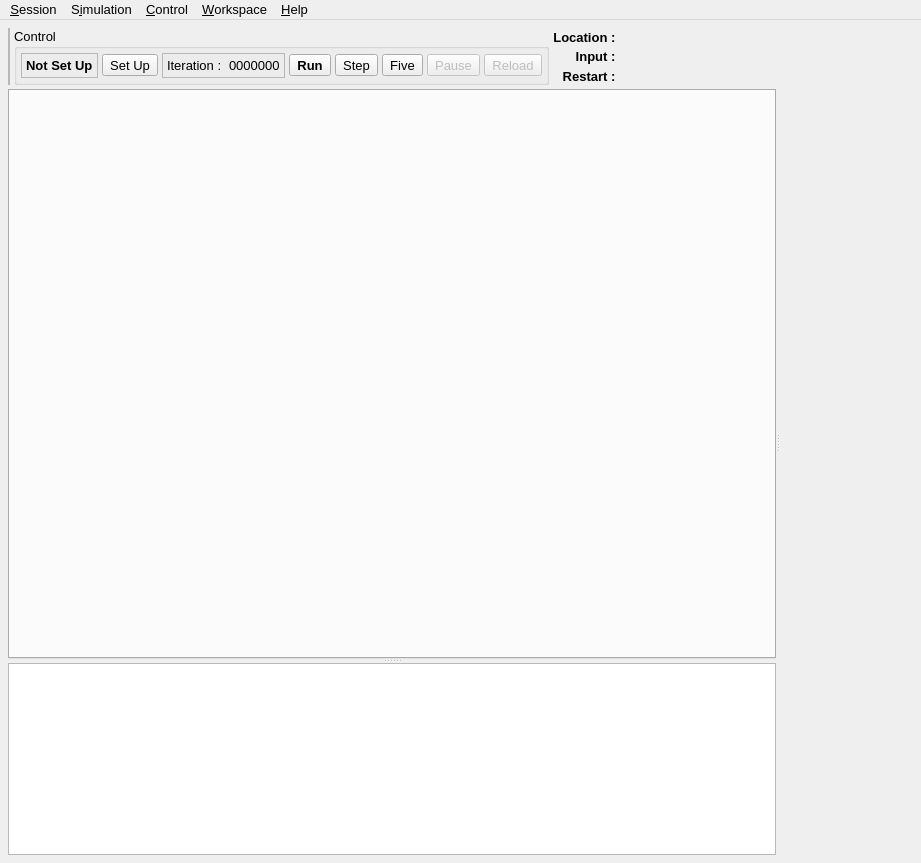
Above: src/gui/gui.ui from disorderedmaterials/dissolve before the change. Below: the same form after it.
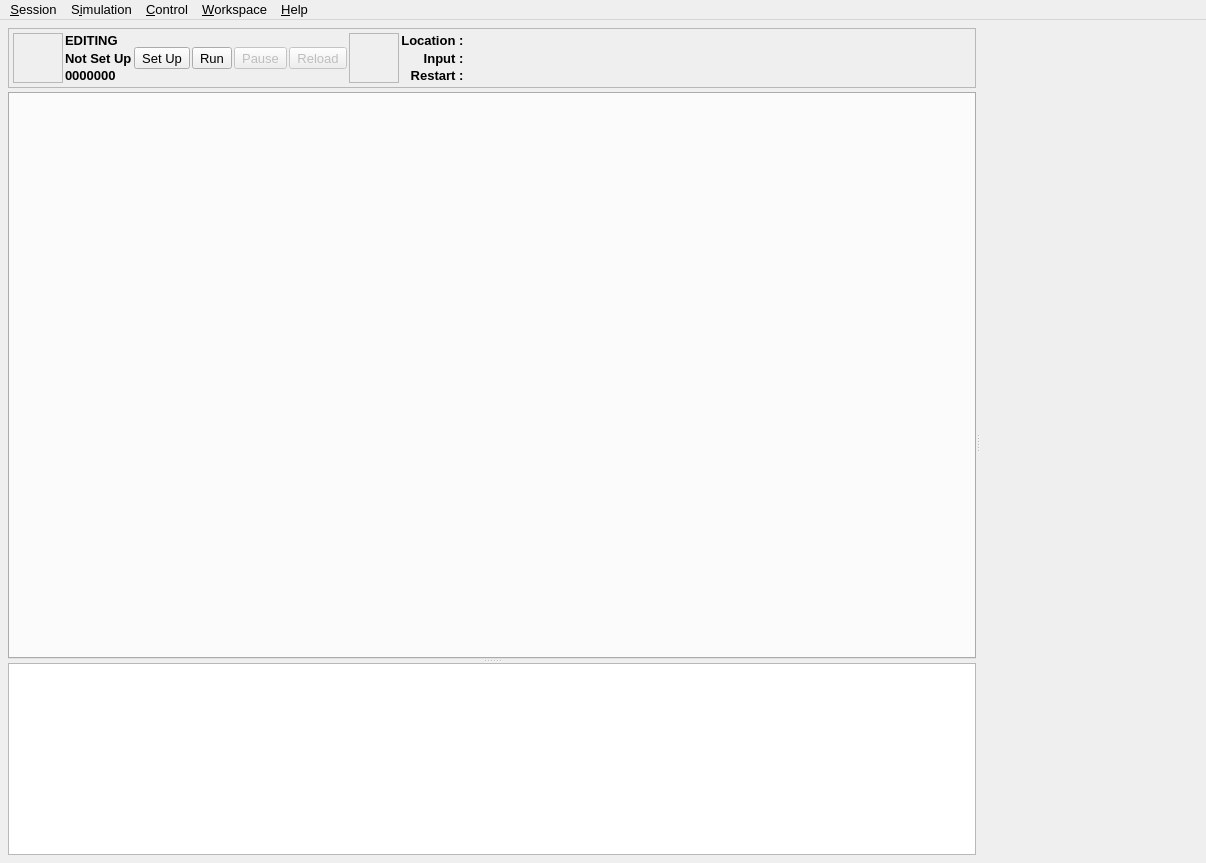
That is the form after the change. The open tabs and pages were chosen to show the change. Icons and pictures are not drawn. Custom widgets are drawn as their Qt base class.

Commit message: Update simulation page GUI controls. Remove setting of random seed from ProcessingTab, and move to QAction in main UI. Rename some functions for clarity.

```diff
--- a/src/gui/gui.ui
+++ b/src/gui/gui.ui
@@ -6,7 +6,7 @@
    <rect>
     <x>0</x>
     <y>0</y>
-    <width>921</width>
+    <width>1206</width>
     <height>863</height>
    </rect>
   </property>
@@ -933,102 +933,210 @@
              <number>4</number>
             </property>
             <item>
-             <layout class="QHBoxLayout" name="ControlsLayout">
-              <property name="spacing">
-               <number>4</number>
+             <widget class="QFrame" name="ControlFrame">
+              <property name="frameShape">
+               <enum>QFrame::StyledPanel</enum>
               </property>
-              <item>
-               <widget class="QFrame" name="frame">
-                <property name="frameShape">
-                 <enum>QFrame::StyledPanel</enum>
-                </property>
-                <property name="frameShadow">
-                 <enum>QFrame::Raised</enum>
-                </property>
-                <layout class="QHBoxLayout" name="horizontalLayout_4">
+              <property name="frameShadow">
+               <enum>QFrame::Raised</enum>
+              </property>
+              <layout class="QHBoxLayout" name="horizontalLayout">
+               <property name="spacing">
+                <number>4</number>
+               </property>
+               <property name="leftMargin">
+                <number>4</number>
+               </property>
+               <property name="topMargin">
+                <number>4</number>
+               </property>
+               <property name="rightMargin">
+                <number>4</number>
+               </property>
+               <property name="bottomMargin">
+                <number>4</number>
+               </property>
+               <item>
+                <layout class="QGridLayout" name="gridLayout">
                  <property name="spacing">
-                  <number>0</number>
+                  <number>2</number>
                  </property>
-                 <property name="leftMargin">
-                  <number>0</number>
-                 </property>
-                 <property name="topMargin">
-                  <number>0</number>
-                 </property>
-                 <property name="rightMargin">
-                  <number>0</number>
-                 </property>
-                 <property name="bottomMargin">
-                  <number>0</number>
-                 </property>
-                </layout>
-               </widget>
-              </item>
-              <item>
-               <widget class="QGroupBox" name="ControlGroup">
-                <property name="sizePolicy">
-                 <sizepolicy hsizetype="Preferred" vsizetype="Minimum">
-                  <horstretch>0</horstretch>
-                  <verstretch>0</verstretch>
-                 </sizepolicy>
-                </property>
-                <property name="title">
-                 <string>Control</string>
-                </property>
-                <layout class="QHBoxLayout" name="horizontalLayout_2">
-                 <property name="spacing">
-                  <number>4</number>
-                 </property>
-                 <property name="leftMargin">
-                  <number>4</number>
-                 </property>
-                 <property name="topMargin">
-                  <number>4</number>
-                 </property>
-                 <property name="rightMargin">
-                  <number>4</number>
-                 </property>
-                 <property name="bottomMargin">
-                  <number>4</number>
-                 </property>
-                 <item>
-                  <widget class="QFrame" name="StatusFrame">
+                 <item row="0" column="7">
+                  <widget class="QLabel" name="label_3">
                    <property name="sizePolicy">
-                    <sizepolicy hsizetype="Preferred" vsizetype="Minimum">
+                    <sizepolicy hsizetype="Minimum" vsizetype="Minimum">
                      <horstretch>0</horstretch>
                      <verstretch>0</verstretch>
                     </sizepolicy>
                    </property>
+                   <property name="font">
+                    <font>
+                     <weight>75</weight>
+                     <bold>true</bold>
+                    </font>
+                   </property>
+                   <property name="text">
+                    <string>Location : </string>
+                   </property>
+                   <property name="alignment">
+                    <set>Qt::AlignRight|Qt::AlignTrailing|Qt::AlignVCenter</set>
+                   </property>
+                  </widget>
+                 </item>
+                 <item row="1" column="7">
+                  <widget class="QLabel" name="label_2">
+                   <property name="sizePolicy">
+                    <sizepolicy hsizetype="Minimum" vsizetype="Minimum">
+                     <horstretch>0</horstretch>
+                     <verstretch>0</verstretch>
+                    </sizepolicy>
+                   </property>
+                   <property name="font">
+                    <font>
+                     <weight>75</weight>
+                     <bold>true</bold>
+                    </font>
+                   </property>
+                   <property name="text">
+                    <string>Input : </string>
+                   </property>
+                   <property name="alignment">
+                    <set>Qt::AlignRight|Qt::AlignTrailing|Qt::AlignVCenter</set>
+                   </property>
+                  </widget>
+                 </item>
+                 <item row="2" column="7">
+                  <widget class="QLabel" name="label_4">
+                   <property name="sizePolicy">
+                    <sizepolicy hsizetype="Minimum" vsizetype="Minimum">
+                     <horstretch>0</horstretch>
+                     <verstretch>0</verstretch>
+                    </sizepolicy>
+                   </property>
+                   <property name="font">
+                    <font>
+                     <weight>75</weight>
+                     <bold>true</bold>
+                    </font>
+                   </property>
+                   <property name="text">
+                    <string>Restart : </string>
+                   </property>
+                   <property name="alignment">
+                    <set>Qt::AlignRight|Qt::AlignTrailing|Qt::AlignVCenter</set>
+                   </property>
+                  </widget>
+                 </item>
+                 <item row="2" column="8">
+                  <widget class="QLabel" name="RestartFileLabel">
+                   <property name="sizePolicy">
+                    <sizepolicy hsizetype="Expanding" vsizetype="Minimum">
+                     <horstretch>0</horstretch>
+                     <verstretch>0</verstretch>
+                    </sizepolicy>
+                   </property>
+                   <property name="font">
+                    <font>
+                     <weight>50</weight>
+                     <bold>false</bold>
+                    </font>
+                   </property>
+                   <property name="text">
+                    <string>&lt;none&gt;</string>
+                   </property>
+                   <property name="alignment">
+                    <set>Qt::AlignLeading|Qt::AlignLeft|Qt::AlignVCenter</set>
+                   </property>
+                  </widget>
+                 </item>
+                 <item row="1" column="8">
+                  <widget class="QLabel" name="InputFileLabel">
+                   <property name="sizePolicy">
+                    <sizepolicy hsizetype="Minimum" vsizetype="Minimum">
+                     <horstretch>0</horstretch>
+                     <verstretch>0</verstretch>
+                    </sizepolicy>
+                   </property>
+                   <property name="font">
+                    <font>
+                     <weight>50</weight>
+                     <bold>false</bold>
+                    </font>
+                   </property>
+                   <property name="text">
+                    <string>&lt;none&gt;</string>
+                   </property>
+                   <property name="alignment">
+                    <set>Qt::AlignLeading|Qt::AlignLeft|Qt::AlignVCenter</set>
+                   </property>
+                  </widget>
+                 </item>
+                 <item row="0" column="8">
+                  <widget class="QLabel" name="LocationLabel">
+                   <property name="sizePolicy">
+                    <sizepolicy hsizetype="Minimum" vsizetype="Minimum">
+                     <horstretch>0</horstretch>
+                     <verstretch>0</verstretch>
+                    </sizepolicy>
+                   </property>
+                   <property name="font">
+                    <font>
+                     <weight>50</weight>
+                     <bold>false</bold>
+                    </font>
+                   </property>
+                   <property name="text">
+                    <string>&lt;none&gt;</string>
+                   </property>
+                   <property name="alignment">
+                    <set>Qt::AlignLeading|Qt::AlignLeft|Qt::AlignVCenter</set>
+                   </property>
+                  </widget>
+                 </item>
+                 <item row="0" column="0" rowspan="3">
+                  <widget class="QFrame" name="StateFrame">
                    <property name="frameShape">
                     <enum>QFrame::StyledPanel</enum>
                    </property>
                    <property name="frameShadow">
                     <enum>QFrame::Sunken</enum>
                    </property>
-                   <layout class="QHBoxLayout" name="horizontalLayout_3" stretch="0">
+                   <layout class="QVBoxLayout" name="verticalLayout_15">
                     <property name="spacing">
-                     <number>4</number>
+                     <number>0</number>
                     </property>
                     <property name="leftMargin">
-                     <number>4</number>
+                     <number>0</number>
                     </property>
                     <property name="topMargin">
-                     <number>4</number>
+                     <number>0</number>
                     </property>
                     <property name="rightMargin">
-                     <number>4</number>
+                     <number>0</number>
                     </property>
                     <property name="bottomMargin">
-                     <number>4</number>
+                     <number>0</number>
                     </property>
                     <item>
-                     <widget class="QLabel" name="SetUpLabel">
+                     <widget class="QLabel" name="SetUpLabel_2">
                       <property name="sizePolicy">
-                       <sizepolicy hsizetype="Fixed" vsizetype="Preferred">
+                       <sizepolicy hsizetype="Fixed" vsizetype="Fixed">
                         <horstretch>0</horstretch>
                         <verstretch>0</verstretch>
                        </sizepolicy>
                       </property>
+                      <property name="minimumSize">
+                       <size>
+                        <width>48</width>
+                        <height>48</height>
+                       </size>
+                      </property>
+                      <property name="maximumSize">
+                       <size>
+                        <width>48</width>
+                        <height>48</height>
+                       </size>
+                      </property>
                       <property name="font">
                        <font>
                         <weight>75</weight>
@@ -1036,96 +1144,20 @@
                        </font>
                       </property>
                       <property name="text">
-                       <string>Not Set Up</string>
+                       <string/>
                       </property>
-                     </widget>
-                    </item>
-                   </layout>
-                  </widget>
-                 </item>
-                 <item>
-                  <widget class="QToolButton" name="ControlSetUpButton">
-                   <property name="sizePolicy">
-                    <sizepolicy hsizetype="Fixed" vsizetype="Fixed">
-                     <horstretch>0</horstretch>
-                     <verstretch>0</verstretch>
-                    </sizepolicy>
-                   </property>
-                   <property name="text">
-                    <string>Set Up</string>
-                   </property>
-                   <property name="icon">
-                    <iconset resource="main.qrc">
-                     <normaloff>:/control/icons/control_setup.svg</normaloff>:/control/icons/control_setup.svg</iconset>
-                   </property>
-                   <property name="iconSize">
-                    <size>
-                     <width>20</width>
-                     <height>20</height>
-                    </size>
-                   </property>
-                   <property name="shortcut">
-                    <string>Ctrl+R</string>
-                   </property>
-                   <property name="toolButtonStyle">
-                    <enum>Qt::ToolButtonTextBesideIcon</enum>
-                   </property>
-                  </widget>
-                 </item>
-                 <item>
-                  <widget class="QFrame" name="IterationFrame">
-                   <property name="sizePolicy">
-                    <sizepolicy hsizetype="Preferred" vsizetype="Minimum">
-                     <horstretch>0</horstretch>
-                     <verstretch>0</verstretch>
-                    </sizepolicy>
-                   </property>
-                   <property name="frameShape">
-                    <enum>QFrame::StyledPanel</enum>
-                   </property>
-                   <property name="frameShadow">
-                    <enum>QFrame::Sunken</enum>
-                   </property>
-                   <layout class="QHBoxLayout" name="horizontalLayout" stretch="0,0">
-                    <property name="spacing">
-                     <number>4</number>
-                    </property>
-                    <property name="leftMargin">
-                     <number>4</number>
-                    </property>
-                    <property name="topMargin">
-                     <number>4</number>
-                    </property>
-                    <property name="rightMargin">
-                     <number>4</number>
-                    </property>
-                    <property name="bottomMargin">
-                     <number>4</number>
-                    </property>
-                    <item>
-                     <widget class="QLabel" name="label">
-                      <property name="sizePolicy">
-                       <sizepolicy hsizetype="Minimum" vsizetype="Preferred">
-                        <horstretch>0</horstretch>
-                        <verstretch>0</verstretch>
-                       </sizepolicy>
+                      <property name="pixmap">
+                       <pixmap resource="main.qrc">:/general/icons/general_edit.svg</pixmap>
                       </property>
-                      <property name="text">
-                       <string>Iteration : </string>
+                      <property name="scaledContents">
+                       <bool>true</bool>
                       </property>
                      </widget>
                     </item>
-                    <item>
-                     <widget class="QLabel" name="IterationNumberLabel">
-                      <property name="text">
-                       <string>0000000</string>
-                      </property>
-                     </widget>
-                    </item>
                    </layout>
                   </widget>
                  </item>
-                 <item>
+                 <item row="0" column="3" rowspan="3">
                   <widget class="QToolButton" name="ControlRunButton">
                    <property name="sizePolicy">
                     <sizepolicy hsizetype="Fixed" vsizetype="Fixed">
@@ -1135,8 +1167,8 @@
                    </property>
                    <property name="font">
                     <font>
-                     <weight>75</weight>
-                     <bold>true</bold>
+                     <weight>50</weight>
+                     <bold>false</bold>
                     </font>
                    </property>
                    <property name="text">
@@ -1156,41 +1188,15 @@
                     <string>Ctrl+R</string>
                    </property>
                    <property name="toolButtonStyle">
-                    <enum>Qt::ToolButtonTextBesideIcon</enum>
+                    <enum>Qt::ToolButtonTextUnderIcon</enum>
                    </property>
                   </widget>
                  </item>
-                 <item>
-                  <widget class="QToolButton" name="ControlStepButton">
-                   <property name="sizePolicy">
-                    <sizepolicy hsizetype="Fixed" vsizetype="Fixed">
-                     <horstretch>0</horstretch>
-                     <verstretch>0</verstretch>
-                    </sizepolicy>
+                 <item row="0" column="5" rowspan="3">
+                  <widget class="QToolButton" name="ControlReloadButton">
+                   <property name="enabled">
+                    <bool>false</bool>
                    </property>
-                   <property name="text">
-                    <string>Step</string>
-                   </property>
-                   <property name="icon">
-                    <iconset resource="main.qrc">
-                     <normaloff>:/control/icons/control_play.svg</normaloff>:/control/icons/control_play.svg</iconset>
-                   </property>
-                   <property name="iconSize">
-                    <size>
-                     <width>20</width>
-                     <height>20</height>
-                    </size>
-                   </property>
-                   <property name="shortcut">
-                    <string>Ctrl+1</string>
-                   </property>
-                   <property name="toolButtonStyle">
-                    <enum>Qt::ToolButtonTextBesideIcon</enum>
-                   </property>
-                  </widget>
-                 </item>
-                 <item>
-                  <widget class="QToolButton" name="ControlStepFiveButton">
                    <property name="sizePolicy">
                     <sizepolicy hsizetype="Fixed" vsizetype="Fixed">
                      <horstretch>0</horstretch>
@@ -1198,7 +1204,7 @@
                     </sizepolicy>
                    </property>
                    <property name="text">
-                    <string>Five</string>
+                    <string>Reload</string>
                    </property>
                    <property name="icon">
                     <iconset resource="main.qrc">
@@ -1214,11 +1220,11 @@
                     <string>Ctrl+5</string>
                    </property>
                    <property name="toolButtonStyle">
-                    <enum>Qt::ToolButtonTextBesideIcon</enum>
+                    <enum>Qt::ToolButtonTextUnderIcon</enum>
                    </property>
                   </widget>
                  </item>
-                 <item>
+                 <item row="0" column="4" rowspan="3">
                   <widget class="QToolButton" name="ControlPauseButton">
                    <property name="enabled">
                     <bool>false</bool>
@@ -1249,15 +1255,31 @@
                     <string>Esc</string>
                    </property>
                    <property name="toolButtonStyle">
-                    <enum>Qt::ToolButtonTextBesideIcon</enum>
+                    <enum>Qt::ToolButtonTextUnderIcon</enum>
                    </property>
                   </widget>
                  </item>
-                 <item>
-                  <widget class="QToolButton" name="ControlReloadButton">
-                   <property name="enabled">
-                    <bool>false</bool>
+                 <item row="0" column="1">
+                  <widget class="QLabel" name="label_5">
+                   <property name="sizePolicy">
+                    <sizepolicy hsizetype="Minimum" vsizetype="Preferred">
+                     <horstretch>0</horstretch>
+                     <verstretch>0</verstretch>
+                    </sizepolicy>
                    </property>
+                   <property name="font">
+                    <font>
+                     <weight>75</weight>
+                     <bold>true</bold>
+                    </font>
+                   </property>
+                   <property name="text">
+                    <string>EDITING</string>
+                   </property>
+                  </widget>
+                 </item>
+                 <item row="0" column="2" rowspan="3">
+                  <widget class="QToolButton" name="ControlSetUpButton">
                    <property name="sizePolicy">
                     <sizepolicy hsizetype="Fixed" vsizetype="Fixed">
                      <horstretch>0</horstretch>
@@ -1265,7 +1287,7 @@
                     </sizepolicy>
                    </property>
                    <property name="text">
-                    <string>Reload</string>
+                    <string>Set Up</string>
                    </property>
                    <property name="icon">
                     <iconset resource="main.qrc">
@@ -1278,153 +1300,110 @@
                     </size>
                    </property>
                    <property name="toolButtonStyle">
-                    <enum>Qt::ToolButtonTextBesideIcon</enum>
+                    <enum>Qt::ToolButtonTextUnderIcon</enum>
                    </property>
                   </widget>
                  </item>
+                 <item row="1" column="1">
+                  <widget class="QLabel" name="SetUpLabel">
+                   <property name="sizePolicy">
+                    <sizepolicy hsizetype="Fixed" vsizetype="Preferred">
+                     <horstretch>0</horstretch>
+                     <verstretch>0</verstretch>
+                    </sizepolicy>
+                   </property>
+                   <property name="font">
+                    <font>
+                     <weight>75</weight>
+                     <bold>true</bold>
+                    </font>
+                   </property>
+                   <property name="text">
+                    <string>Not Set Up</string>
+                   </property>
+                  </widget>
+                 </item>
+                 <item row="2" column="1">
+                  <widget class="QLabel" name="IterationNumberLabel">
+                   <property name="font">
+                    <font>
+                     <weight>75</weight>
+                     <bold>true</bold>
+                    </font>
+                   </property>
+                   <property name="text">
+                    <string>0000000</string>
+                   </property>
+                  </widget>
+                 </item>
+                 <item row="0" column="6" rowspan="3">
+                  <widget class="QFrame" name="StateFrame_2">
+                   <property name="frameShape">
+                    <enum>QFrame::StyledPanel</enum>
+                   </property>
+                   <property name="frameShadow">
+                    <enum>QFrame::Sunken</enum>
+                   </property>
+                   <layout class="QVBoxLayout" name="verticalLayout_16">
+                    <property name="spacing">
+                     <number>0</number>
+                    </property>
+                    <property name="leftMargin">
+                     <number>0</number>
+                    </property>
+                    <property name="topMargin">
+                     <number>0</number>
+                    </property>
+                    <property name="rightMargin">
+                     <number>0</number>
+                    </property>
+                    <property name="bottomMargin">
+                     <number>0</number>
+                    </property>
+                    <item>
+                     <widget class="QLabel" name="SetUpLabel_3">
+                      <property name="sizePolicy">
+                       <sizepolicy hsizetype="Fixed" vsizetype="Fixed">
+                        <horstretch>0</horstretch>
+                        <verstretch>0</verstretch>
+                       </sizepolicy>
+                      </property>
+                      <property name="minimumSize">
+                       <size>
+                        <width>48</width>
+                        <height>48</height>
+                       </size>
+                      </property>
+                      <property name="maximumSize">
+                       <size>
+                        <width>48</width>
+                        <height>48</height>
+                       </size>
+                      </property>
+                      <property name="font">
+                       <font>
+                        <weight>75</weight>
+                        <bold>true</bold>
+                       </font>
+                      </property>
+                      <property name="text">
+                       <string/>
+                      </property>
+                      <property name="pixmap">
+                       <pixmap resource="main.qrc">:/general/icons/general_local.svg</pixmap>
+                      </property>
+                      <property name="scaledContents">
+                       <bool>true</bool>
+                      </property>
+                     </widget>
+                    </item>
+                   </layout>
+                  </widget>
+                 </item>
                 </layout>
-               </widget>
-              </item>
-              <item>
-               <layout class="QGridLayout" name="gridLayout">
-                <property name="spacing">
-                 <number>2</number>
-                </property>
-                <item row="0" column="0">
-                 <widget class="QLabel" name="label_3">
-                  <property name="sizePolicy">
-                   <sizepolicy hsizetype="Minimum" vsizetype="Minimum">
-                    <horstretch>0</horstretch>
-                    <verstretch>0</verstretch>
-                   </sizepolicy>
-                  </property>
-                  <property name="font">
-                   <font>
-                    <weight>75</weight>
-                    <bold>true</bold>
-                   </font>
-                  </property>
-                  <property name="text">
-                   <string>Location : </string>
-                  </property>
-                  <property name="alignment">
-                   <set>Qt::AlignRight|Qt::AlignTrailing|Qt::AlignVCenter</set>
-                  </property>
-                 </widget>
-                </item>
-                <item row="1" column="0">
-                 <widget class="QLabel" name="label_2">
-                  <property name="sizePolicy">
-                   <sizepolicy hsizetype="Minimum" vsizetype="Minimum">
-                    <horstretch>0</horstretch>
-                    <verstretch>0</verstretch>
-                   </sizepolicy>
-                  </property>
-                  <property name="font">
-                   <font>
-                    <weight>75</weight>
-                    <bold>true</bold>
-                   </font>
-                  </property>
-                  <property name="text">
-                   <string>Input : </string>
-                  </property>
-                  <property name="alignment">
-                   <set>Qt::AlignRight|Qt::AlignTrailing|Qt::AlignVCenter</set>
-                  </property>
-                 </widget>
-                </item>
-                <item row="2" column="0">
-                 <widget class="QLabel" name="label_4">
-                  <property name="sizePolicy">
-                   <sizepolicy hsizetype="Minimum" vsizetype="Minimum">
-                    <horstretch>0</horstretch>
-                    <verstretch>0</verstretch>
-                   </sizepolicy>
-                  </property>
-                  <property name="font">
-                   <font>
-                    <weight>75</weight>
-                    <bold>true</bold>
-                   </font>
-                  </property>
-                  <property name="text">
-                   <string>Restart : </string>
-                  </property>
-                  <property name="alignment">
-                   <set>Qt::AlignRight|Qt::AlignTrailing|Qt::AlignVCenter</set>
-                  </property>
-                 </widget>
-                </item>
-                <item row="2" column="1">
-                 <widget class="QLabel" name="RestartFileLabel">
-                  <property name="sizePolicy">
-                   <sizepolicy hsizetype="Expanding" vsizetype="Minimum">
-                    <horstretch>0</horstretch>
-                    <verstretch>0</verstretch>
-                   </sizepolicy>
-                  </property>
-                  <property name="font">
-                   <font>
-                    <weight>50</weight>
-                    <bold>false</bold>
-                   </font>
-                  </property>
-                  <property name="text">
-                   <string>&lt;none&gt;</string>
-                  </property>
-                  <property name="alignment">
-                   <set>Qt::AlignLeading|Qt::AlignLeft|Qt::AlignVCenter</set>
-                  </property>
-                 </widget>
-                </item>
-                <item row="1" column="1">
-                 <widget class="QLabel" name="InputFileLabel">
-                  <property name="sizePolicy">
-                   <sizepolicy hsizetype="Minimum" vsizetype="Minimum">
-                    <horstretch>0</horstretch>
-                    <verstretch>0</verstretch>
-                   </sizepolicy>
-                  </property>
-                  <property name="font">
-                   <font>
-                    <weight>50</weight>
-                    <bold>false</bold>
-                   </font>
-                  </property>
-                  <property name="text">
-                   <string>&lt;none&gt;</string>
-                  </property>
-                  <property name="alignment">
-                   <set>Qt::AlignLeading|Qt::AlignLeft|Qt::AlignVCenter</set>
-                  </property>
-                 </widget>
-                </item>
-                <item row="0" column="1">
-                 <widget class="QLabel" name="LocationLabel">
-                  <property name="sizePolicy">
-                   <sizepolicy hsizetype="Minimum" vsizetype="Minimum">
-                    <horstretch>0</horstretch>
-                    <verstretch>0</verstretch>
-                   </sizepolicy>
-                  </property>
-                  <property name="font">
-                   <font>
-                    <weight>50</weight>
-                    <bold>false</bold>
-                   </font>
-                  </property>
-                  <property name="text">
-                   <string>&lt;none&gt;</string>
-                  </property>
-                  <property name="alignment">
-                   <set>Qt::AlignLeading|Qt::AlignLeft|Qt::AlignVCenter</set>
-                  </property>
-                 </widget>
-                </item>
-               </layout>
-              </item>
-             </layout>
+               </item>
+              </layout>
+             </widget>
             </item>
             <item>
              <widget class="QSplitter" name="SimulationSplitter">
@@ -1468,7 +1447,7 @@
     <rect>
      <x>0</x>
      <y>0</y>
-     <width>921</width>
+     <width>1206</width>
      <height>25</height>
     </rect>
    </property>
```
Left out of the diff: 32 changed lines with no effect on the pictures. The commit also changes 8 other files.
